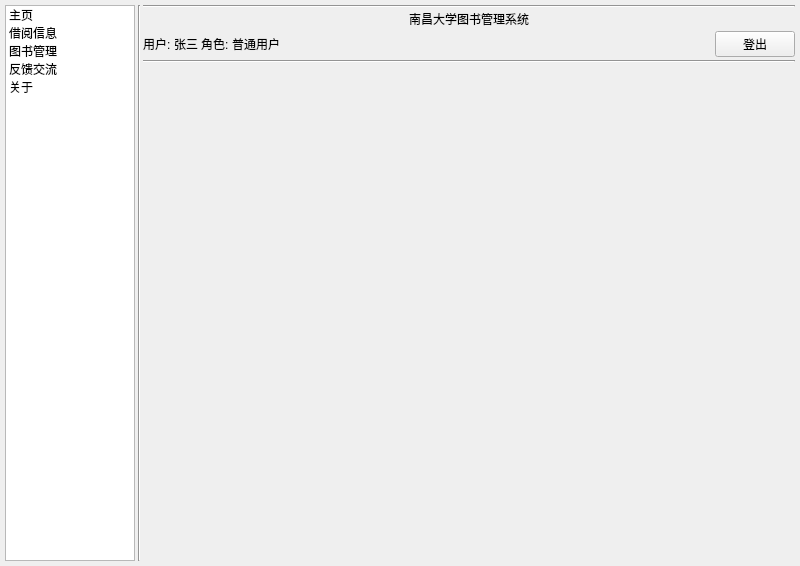
Above: ui/main_window.ui from mr0yun/BookManager before the change. Below: the same form after it.
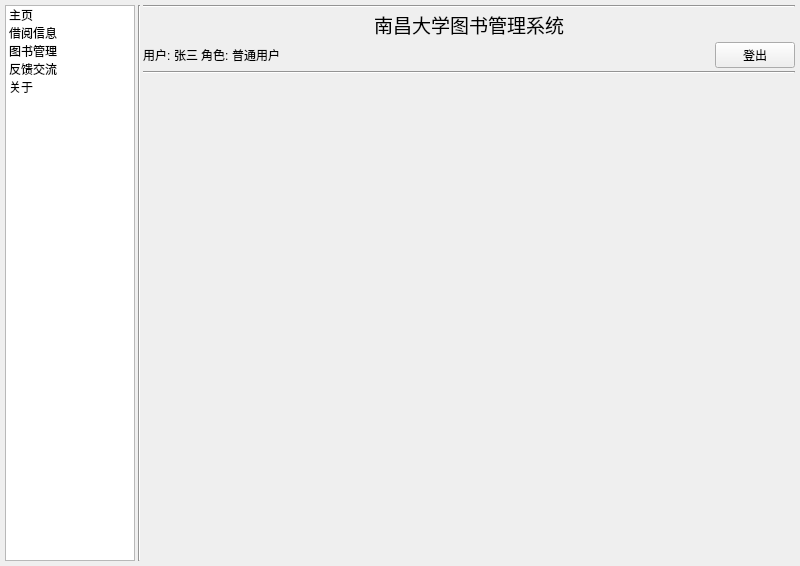
That is the form after the change.

Patch:
```diff
--- a/ui/main_window.ui
+++ b/ui/main_window.ui
@@ -105,6 +105,15 @@
           </item>
           <item>
            <widget class="QLabel" name="label">
+            <property name="font">
+             <font>
+              <family>12 宋体</family>
+              <pointsize>14</pointsize>
+              <weight>50</weight>
+              <italic>false</italic>
+              <bold>false</bold>
+             </font>
+            </property>
             <property name="cursor">
              <cursorShape>UpArrowCursor</cursorShape>
             </property>
```
Left out of the diff: 2 changed lines with no effect on the pictures.
